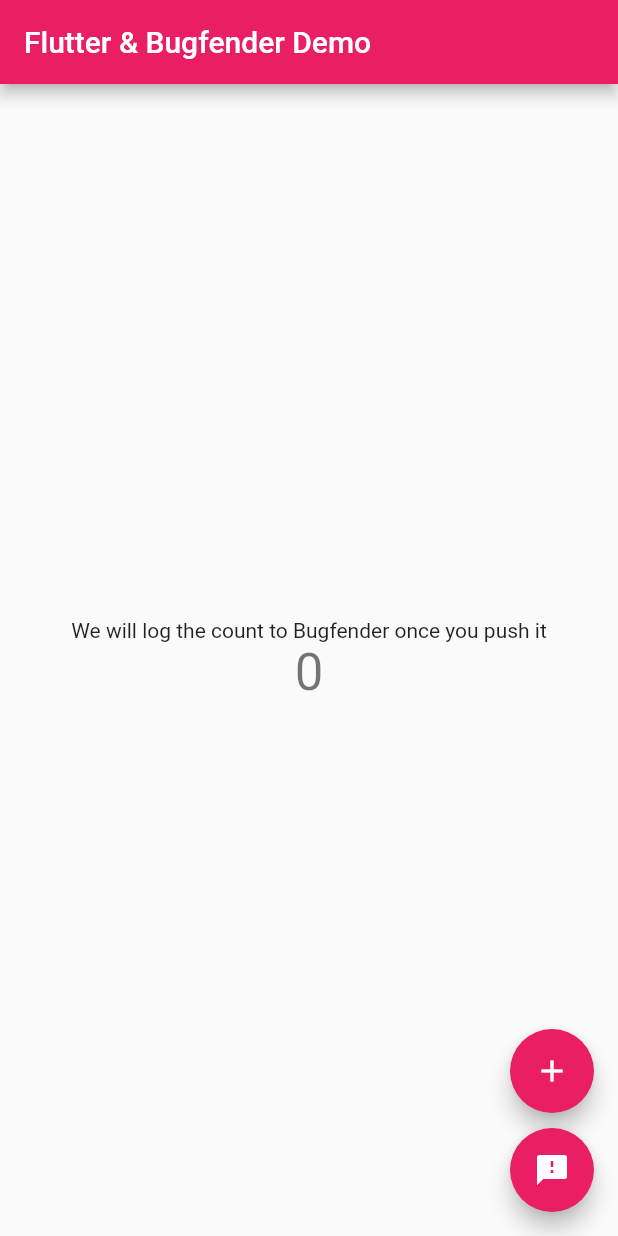
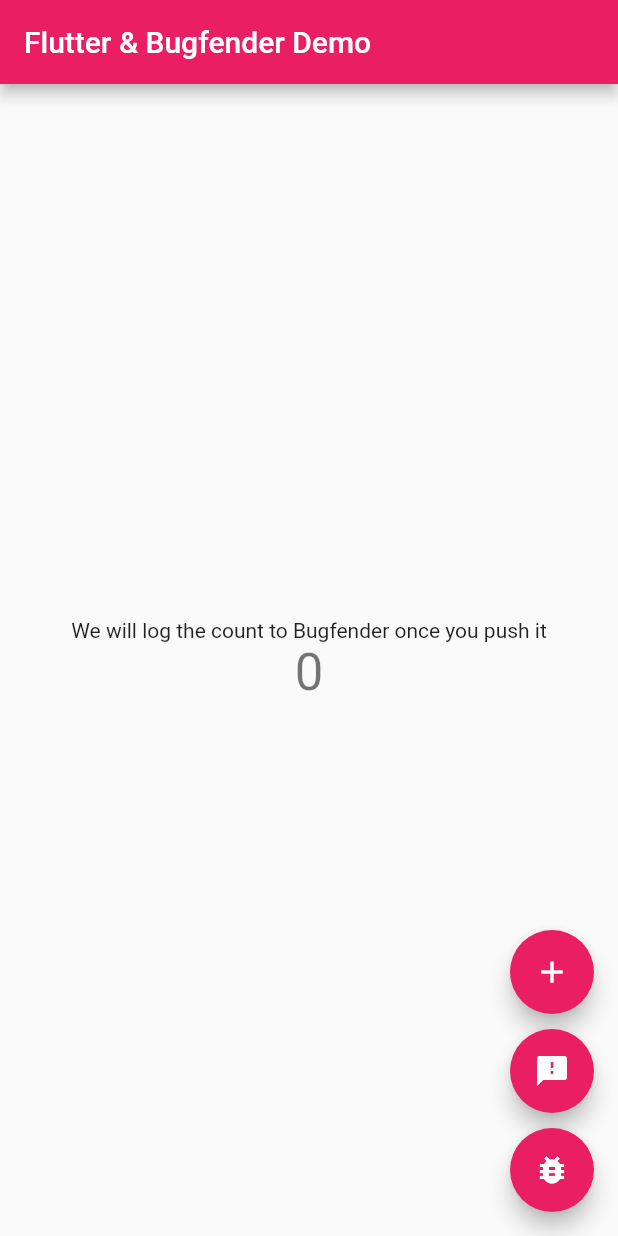
Before and after one commit to atapas/bugfender-flutter, a Flutter app: the screen it shows after launch, on a phone screen of 412 x 824 dp. Run offline on Flutter 3.47's test engine with Material 2 defaults, Android fonts, the light colour scheme and no system bars; missing offline and left inert: flutter_bugfender.

Commit message:
feat: Added a warning and send issue to bugfender with the bug report icon press

```diff
--- a/lib/main.dart
+++ b/lib/main.dart
@@ -59,6 +59,11 @@
     FlutterBugfender.sendUserFeedback("User Feedback", "The app works very well!");
   }
 
+  void _reportIssue() {
+    FlutterBugfender.error('Reporting issue');
+    FlutterBugfender.sendIssue("Issue Found", "We have found an issue in the counter");
+  }
+
   @override
   Widget build(BuildContext context) {
     return Scaffold(
@@ -98,6 +103,16 @@
         ),
         onPressed: _sendFeedback,
         heroTag: null,
+      ),
+      SizedBox(
+        height: 10,
+      ),
+      FloatingActionButton(
+        child: Icon(
+          Icons.bug_report
+        ),
+        onPressed: _reportIssue,
+        heroTag: null,
       )
     ]
   ),
```
